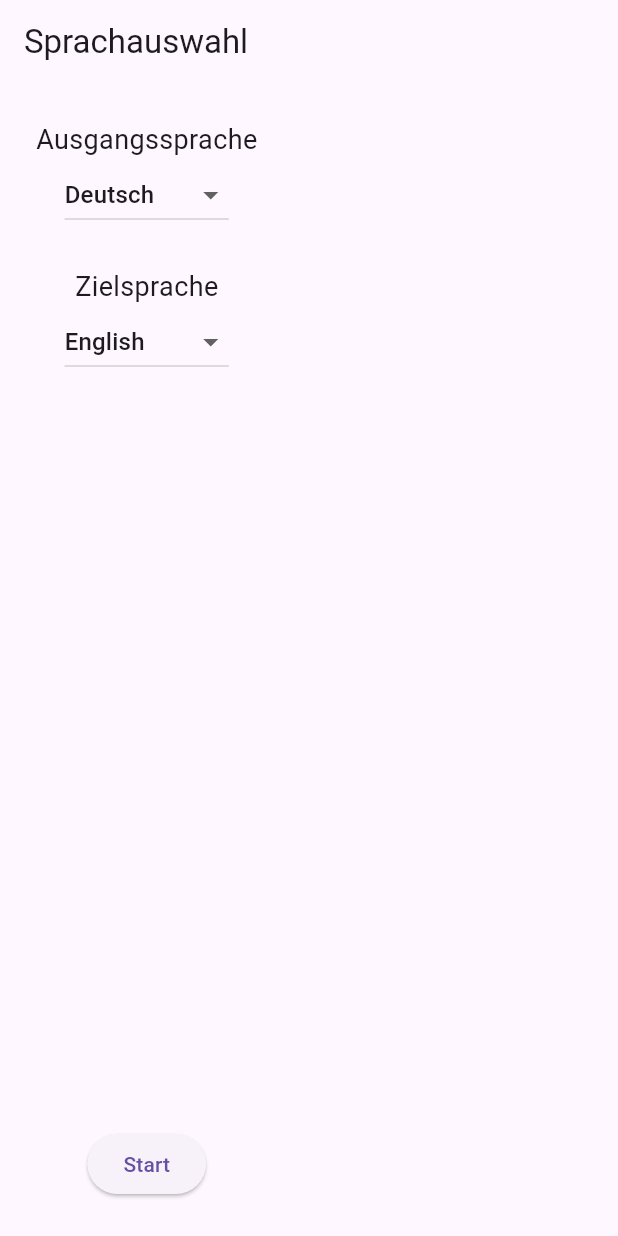
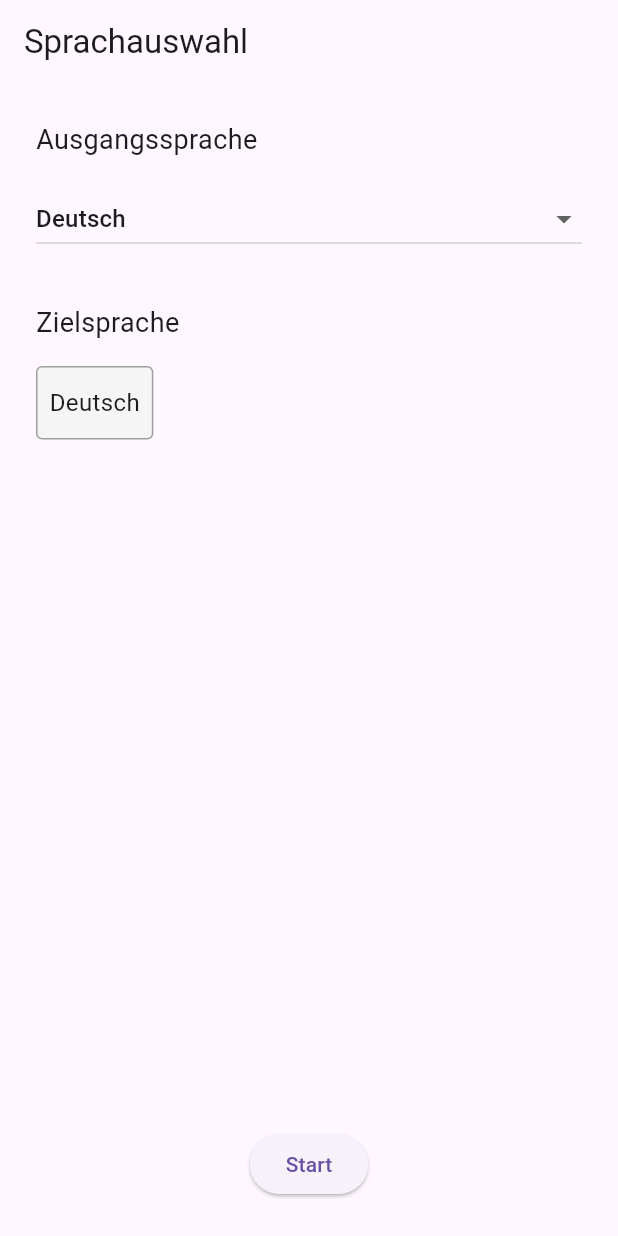
Before and after one commit to MartinRiesa/projects, a Flutter app: the screen it shows after launch, on a phone screen of 412 x 824 dp. Run offline on Flutter 3.47's test engine with Material 3 defaults, Android fonts, the phone set to English and light mode, and no system bars; our stand-ins replace flutter_tts.

Commit message:
Levelstart Deutsch festgesetzt. Kartenbild eins zu viel

```diff
--- a/vokabeltrainer_app/lib/ui/language_selection_screen.dart
+++ b/vokabeltrainer_app/lib/ui/language_selection_screen.dart
@@ -1,4 +1,3 @@
-// lib/ui/language_selection_screen.dart
 import 'package:flutter/material.dart';
 import 'question_screen.dart';
 
@@ -19,8 +18,7 @@ class _LanguageSelectionScreenState extends State<LanguageSelectionScreen> {
     {'name': 'دری (Dari)', 'code': 'fa'},
   ];
 
-  String _src = 'de';
-  String _tgt = 'en';
+  String _src = 'de'; // Ausgangssprache, default ist Deutsch
 
   @override
   Widget build(BuildContext context) {
@@ -29,40 +27,54 @@ class _LanguageSelectionScreenState extends State<LanguageSelectionScreen> {
       body: Padding(
         padding: const EdgeInsets.all(24),
         child: Column(
+          crossAxisAlignment: CrossAxisAlignment.start,
           children: [
             const Text('Ausgangssprache', style: TextStyle(fontSize: 18)),
+            const SizedBox(height: 16),
             DropdownButton<String>(
               value: _src,
-              items: _langs
-                  .map((l) => DropdownMenuItem(
-                value: l['code'],
-                child: Text(l['name']!),
-              ))
-                  .toList(),
-              onChanged: (v) => setState(() => _src = v!),
+              isExpanded: true,
+              items: _langs.map((lang) {
+                return DropdownMenuItem<String>(
+                  value: lang['code'],
+                  child: Text(lang['name']!),
+                );
+              }).toList(),
+              onChanged: (value) {
+                setState(() {
+                  _src = value!;
+                });
+              },
             ),
-            const SizedBox(height: 24),
+            const SizedBox(height: 32),
             const Text('Zielsprache', style: TextStyle(fontSize: 18)),
-            DropdownButton<String>(
-              value: _tgt,
-              items: _langs
-                  .map((l) => DropdownMenuItem(
-                value: l['code'],
-                child: Text(l['name']!),
-              ))
-                  .toList(),
-              onChanged: (v) => setState(() => _tgt = v!),
+            const SizedBox(height: 16),
+            // Statt Dropdown: Feste Anzeige "Deutsch"
+            Container(
+              padding: const EdgeInsets.symmetric(vertical: 12, horizontal: 8),
+              decoration: BoxDecoration(
+                border: Border.all(color: Colors.grey),
+                borderRadius: BorderRadius.circular(4),
+                color: Colors.grey.shade100,
+              ),
+              child: const Text('Deutsch', style: TextStyle(fontSize: 16)),
             ),
             const Spacer(),
-            ElevatedButton(
-              onPressed: () => Navigator.push(
-                context,
-                MaterialPageRoute(
-                  builder: (_) =>
-                      QuestionScreen(source: _src, target: _tgt),
-                ),
+            Center(
+              child: ElevatedButton(
+                onPressed: () {
+                  Navigator.pushReplacement(
+                    context,
+                    MaterialPageRoute(
+                      builder: (_) => QuestionScreen(
+                        source: _src,
+                        target: 'de', // Zielsprache immer Deutsch
+                      ),
+                    ),
+                  );
+                },
+                child: const Text('Start'),
               ),
-              child: const Text('Start'),
             ),
           ],
         ),
```
